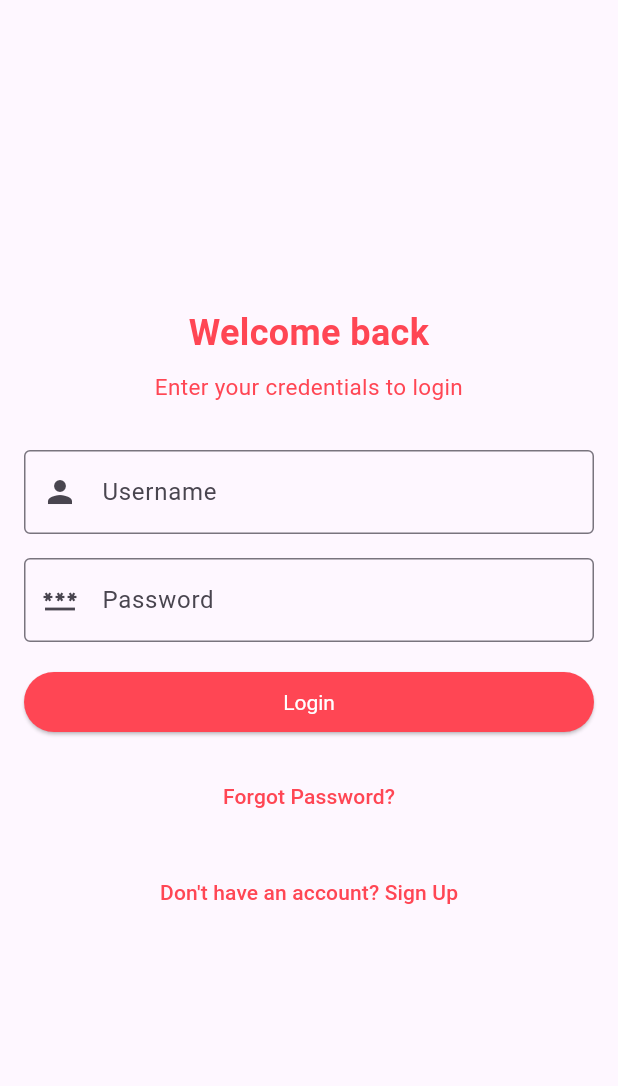
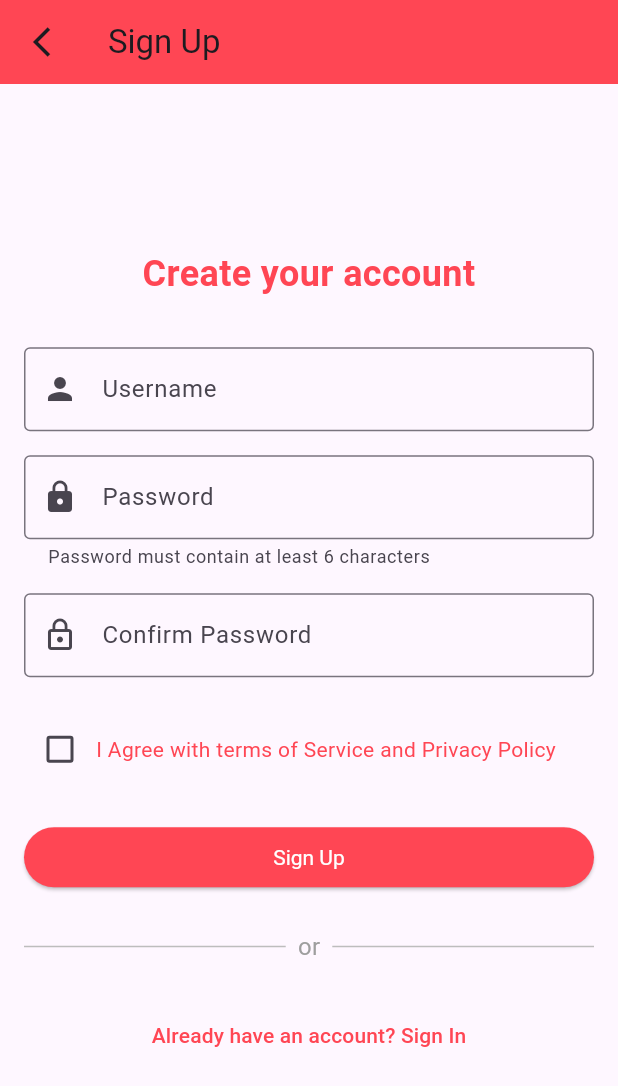
Before and after one commit to joaoribeirosl/valorant-store-viewer, a Flutter app: the screen it shows after launch, after a tap on an icon or button, on a phone screen of 412 x 824 dp. Shown: the top 1086 px of the screen. Run offline on Flutter 3.47's test engine with Material 3 defaults, Android fonts, the phone set to English and light mode, and no system bars; our stand-ins replace flutter_modular, mobx; missing offline and left inert: window_manager; generated files the repository leaves out were written again.

Commit message:
feat: create signup page

```diff
--- a/lib/main.dart
+++ b/lib/main.dart
@@ -8,6 +8,7 @@ void main() async {
   WidgetsFlutterBinding.ensureInitialized();
   await windowManager.ensureInitialized();
   await windowManager.setMaximumSize(const Size(400, 800));
+  await windowManager.setMinimumSize(const Size(400, 800));
   runApp(ModularApp(
     module: AuthModule(),
     child: const MainApp(),
--- a/lib/src/modules/auth/auth_module.dart
+++ b/lib/src/modules/auth/auth_module.dart
@@ -1,5 +1,6 @@
 import 'package:flutter_modular/flutter_modular.dart';
 import 'package:valorant_store_viewer/src/modules/auth/presenter/pages/signin_page.dart';
+import 'package:valorant_store_viewer/src/modules/auth/presenter/pages/signup_page.dart';
 import 'package:valorant_store_viewer/src/modules/market/market_module.dart';
 
 class AuthModule extends Module {
@@ -9,6 +10,7 @@ class AuthModule extends Module {
   @override
   void routes(RouteManager r) {
     r.child(Modular.initialRoute, child: (context) => const SignInPage());
+    r.child('/signup_page/', child: (context) => const SignUpPage());
     r.module('/market_module/', module: MarketModule());
   }
 }
--- a/lib/src/modules/auth/presenter/pages/signin_page.dart
+++ b/lib/src/modules/auth/presenter/pages/signin_page.dart
@@ -85,6 +85,7 @@ class _SignInPageState extends State<SignInPage> {
               onPressed: () {
                 usernameController.text = '';
                 passwordController.text = '';
+                Modular.to.pushNamed('/signup_page/');
               },
               child: const Text('Don\'t have an account? Sign Up'),
             ),
--- /dev/null
+++ b/lib/src/modules/auth/presenter/pages/signup_page.dart
@@ -0,0 +1,137 @@
+import 'package:flutter/material.dart';
+
+class SignUpPage extends StatefulWidget {
+  const SignUpPage({super.key});
+  @override
+  State<SignUpPage> createState() => _SignUpPageState();
+}
+
+class _SignUpPageState extends State<SignUpPage> {
+  final usernameController = TextEditingController();
+  final passwordController = TextEditingController();
+  final confirmPasswordController = TextEditingController();
+
+  @override
+  void initState() {
+    super.initState();
+  }
+
+  @override
+  void dispose() {
+    usernameController.dispose();
+    passwordController.dispose();
+    confirmPasswordController.dispose();
+    super.dispose();
+  }
+
+  @override
+  Widget build(BuildContext context) {
+    return Scaffold(
+      appBar: AppBar(
+          leading: IconButton(
+              icon: const Icon(Icons.arrow_back_ios_sharp),
+              tooltip: 'back',
+              onPressed: () {
+                Navigator.pop(context);
+              }),
+          title: const Text('Sign Up')),
+      body: Padding(
+        padding: const EdgeInsets.all(16.0),
+        child: Column(
+          mainAxisAlignment: MainAxisAlignment.center,
+          crossAxisAlignment: CrossAxisAlignment.stretch,
+          children: [
+            const Text(
+              'Create your account',
+              style: TextStyle(
+                fontSize: 24,
+                fontWeight: FontWeight.bold,
+              ),
+              textAlign: TextAlign.center,
+            ),
+            const SizedBox(height: 32),
+            TextField(
+              controller: usernameController,
+              decoration: const InputDecoration(
+                labelText: 'Username',
+                prefixIcon: Icon(Icons.person),
+                border: OutlineInputBorder(),
+              ),
+            ),
+            const SizedBox(height: 16),
+            TextField(
+              controller: passwordController,
+              obscureText: false,
+              enableSuggestions: false,
+              autocorrect: false,
+              decoration: const InputDecoration(
+                labelText: 'Password',
+                helperText: "Password must contain at least 6 characters",
+                prefixIcon: Icon(Icons.lock),
+                border: OutlineInputBorder(),
+              ),
+            ),
+            const SizedBox(height: 16),
+            TextField(
+              controller: confirmPasswordController,
+              obscureText: false,
+              decoration: const InputDecoration(
+                labelText: 'Confirm Password',
+                prefixIcon: Icon(Icons.lock_outline),
+                border: OutlineInputBorder(),
+              ),
+            ),
+            const SizedBox(height: 24),
+            Row(
+              children: [
+                Checkbox(value: false, onChanged: (value) => {}),
+                const Expanded(
+                  child: Text(
+                    'I Agree with terms of Service and Privacy Policy',
+                    style: TextStyle(fontSize: 14),
+                  ),
+                ),
+              ],
+            ),
+            const SizedBox(height: 24),
+            ElevatedButton(
+              onPressed: () {},
+              child: const Text('Sign Up'),
+            ),
+            const SizedBox(height: 16),
+            Row(
+              children: [
+                Expanded(
+                  child: Divider(
+                    thickness: 1,
+                    color: Colors.grey[400],
+                  ),
+                ),
+                const Padding(
+                  padding: EdgeInsets.all(8.0),
+                  child: Text(
+                    'or',
+                    style: TextStyle(color: Colors.grey),
+                  ),
+                ),
+                Expanded(
+                  child: Divider(
+                    thickness: 1,
+                    color: Colors.grey[400],
+                  ),
+                ),
+              ],
+            ),
+            const SizedBox(height: 16),
+            TextButton(
+              onPressed: () {
+                Navigator.pop(context);
+              },
+              child: const Text('Already have an account? Sign In'),
+            ),
+          ],
+        ),
+      ),
+    );
+  }
+}
--- a/lib/src/modules/market/presenter/pages/market_page.dart
+++ b/lib/src/modules/market/presenter/pages/market_page.dart
@@ -24,7 +24,7 @@ class MarketPageState extends State<MarketPage> {
       appBar: AppBar(
         leading: IconButton(
           icon: const Icon(Icons.arrow_back, color: Colors.black),
-          onPressed: () => Navigator.of(context).pop(),
+          onPressed: () => Navigator.pop(context),
         ),
         title: const Text('Valorant Store'),
         centerTitle: true,
```
